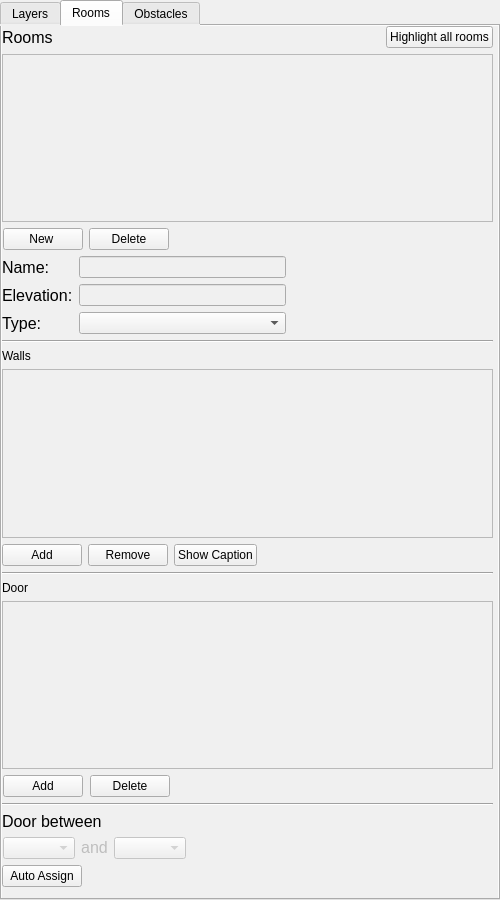
Above: forms/roomwidget.ui from JuPedSim/jpseditor before the change. Below: the same form after it.
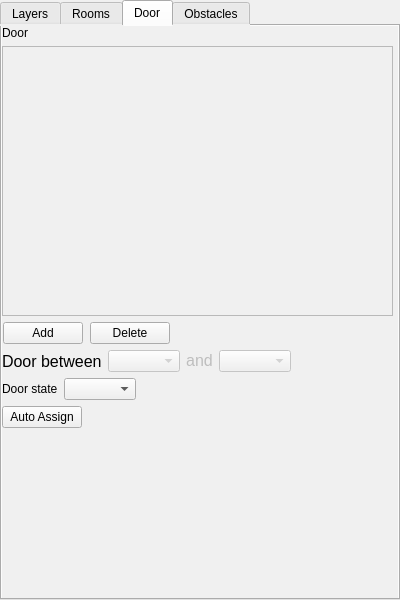
That is the form after the change. The open tabs and pages were chosen to show the change.

The edit to the form file:
```diff
--- a/forms/roomwidget.ui
+++ b/forms/roomwidget.ui
@@ -6,12 +6,12 @@
    <rect>
     <x>0</x>
     <y>0</y>
-    <width>500</width>
-    <height>900</height>
+    <width>400</width>
+    <height>600</height>
    </rect>
   </property>
   <property name="sizePolicy">
-   <sizepolicy hsizetype="Expanding" vsizetype="Expanding">
+   <sizepolicy hsizetype="Expanding" vsizetype="Preferred">
     <horstretch>1</horstretch>
     <verstretch>1</verstretch>
    </sizepolicy>
@@ -86,16 +86,16 @@
    <attribute name="title">
     <string>Rooms</string>
    </attribute>
-   <widget class="QWidget" name="layoutWidget">
+   <widget class="QWidget" name="">
     <property name="geometry">
      <rect>
       <x>0</x>
       <y>0</y>
-      <width>491</width>
-      <height>861</height>
+      <width>391</width>
+      <height>551</height>
      </rect>
     </property>
-    <layout class="QVBoxLayout" name="verticalLayout_4">
+    <layout class="QVBoxLayout" name="verticalLayout_6">
      <item>
       <layout class="QHBoxLayout" name="horizontalLayout_8">
        <item>
@@ -325,13 +325,23 @@
        </item>
       </layout>
      </item>
-     <item>
-      <widget class="Line" name="line_3">
-       <property name="orientation">
-        <enum>Qt::Horizontal</enum>
-       </property>
-      </widget>
-     </item>
+    </layout>
+   </widget>
+  </widget>
+  <widget class="QWidget" name="doorTab">
+   <attribute name="title">
+    <string>Door</string>
+   </attribute>
+   <widget class="QWidget" name="">
+    <property name="geometry">
+     <rect>
+      <x>0</x>
+      <y>0</y>
+      <width>391</width>
+      <height>402</height>
+     </rect>
+    </property>
+    <layout class="QVBoxLayout" name="verticalLayout_4">
      <item>
       <widget class="QLabel" name="label_8">
        <property name="text">
@@ -389,12 +399,7 @@
       </layout>
      </item>
      <item>
-      <widget class="Line" name="line">
-       <property name="orientation">
-        <enum>Qt::Horizontal</enum>
-       </property>
-      </widget>
-     </item>
+      <layout class="QHBoxLayout" name="horizontalLayout_4">
      <item>
       <widget class="QLabel" name="crossing_between">
        <property name="enabled">
@@ -411,14 +416,6 @@
       </widget>
      </item>
      <item>
-      <layout class="QHBoxLayout" name="horizontalLayout_16">
-       <property name="leftMargin">
-        <number>1</number>
-       </property>
-       <property name="rightMargin">
-        <number>1</number>
-       </property>
-       <item>
         <widget class="QComboBox" name="roomBox_from">
          <property name="enabled">
           <bool>false</bool>
@@ -457,6 +454,33 @@
         </widget>
        </item>
        <item>
+        <spacer name="horizontalSpacer_12">
+         <property name="orientation">
+          <enum>Qt::Horizontal</enum>
+         </property>
+         <property name="sizeHint" stdset="0">
+          <size>
+           <width>40</width>
+           <height>20</height>
+          </size>
+         </property>
+        </spacer>
+       </item>
+      </layout>
+     </item>
+     <item>
+      <layout class="QHBoxLayout" name="horizontalLayout_6">
+       <item>
+        <widget class="QLabel" name="label_5">
+         <property name="text">
+          <string>Door state</string>
+         </property>
+        </widget>
+       </item>
+       <item>
+        <widget class="QComboBox" name="stateComboBox"/>
+       </item>
+       <item>
         <spacer name="horizontalSpacer_6">
          <property name="orientation">
           <enum>Qt::Horizontal</enum>
```
Left out of the diff: 8 changed lines with no effect on the pictures. Lines whose indentation alone changed are shown as unchanged.
